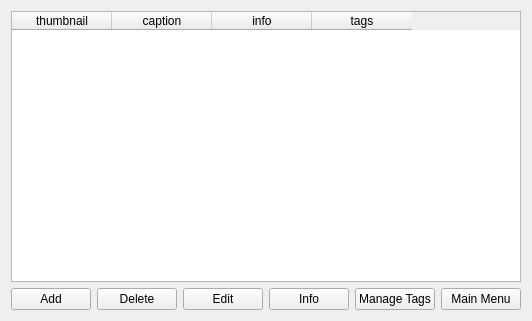
This is qt/apps/configurator/forms/pictures.ui in Wolframe/qtClient as Qt 5 draws it before an edit. The edited form follows.
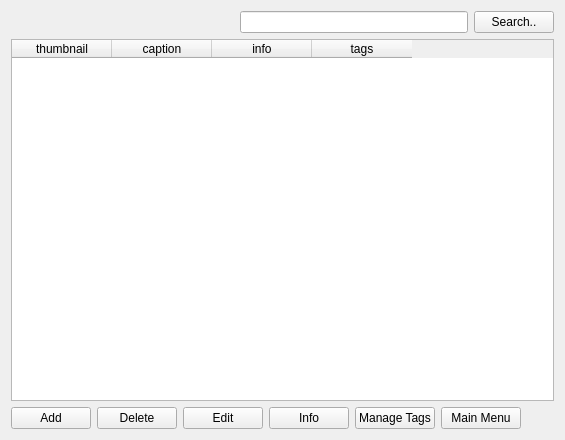
This is the edited form.

Commit message: preparations in qtclient for picture tag search: - initialFocus property, so the the search field is always focused - added propagation of states in QLineEdit - some rearangements on how global variables are substituted in   widgets and not only in forms

```diff
--- a/qt/apps/configurator/forms/pictures.ui
+++ b/qt/apps/configurator/forms/pictures.ui
@@ -6,75 +6,15 @@
    <rect>
     <x>0</x>
     <y>0</y>
-    <width>530</width>
-    <height>321</height>
+    <width>565</width>
+    <height>440</height>
    </rect>
   </property>
   <property name="windowTitle">
    <string>Form</string>
   </property>
   <layout class="QGridLayout" name="gridLayout">
-   <item row="0" column="0">
-    <widget class="QTableWidget" name="picture">
-     <property name="horizontalScrollBarPolicy">
-      <enum>Qt::ScrollBarAlwaysOff</enum>
-     </property>
-     <property name="alternatingRowColors">
-      <bool>true</bool>
-     </property>
-     <property name="selectionMode">
-      <enum>QAbstractItemView::SingleSelection</enum>
-     </property>
-     <property name="selectionBehavior">
-      <enum>QAbstractItemView::SelectRows</enum>
-     </property>
-     <property name="showGrid">
-      <bool>true</bool>
-     </property>
-     <property name="gridStyle">
-      <enum>Qt::DotLine</enum>
-     </property>
-     <property name="sortingEnabled">
-      <bool>true</bool>
-     </property>
-     <property name="doctype" stdset="0">
-      <string notr="true">PictureListRequest.simpleform</string>
-     </property>
-     <property name="rootelement" stdset="0">
-      <string notr="true">picture</string>
-     </property>
-     <property name="state" stdset="0">
-      <string notr="true">{global.pictureState}</string>
-     </property>
-     <attribute name="horizontalHeaderShowSortIndicator" stdset="0">
-      <bool>true</bool>
-     </attribute>
-     <attribute name="verticalHeaderStretchLastSection">
-      <bool>false</bool>
-     </attribute>
-     <column>
-      <property name="text">
-       <string>thumbnail</string>
-      </property>
-     </column>
-     <column>
-      <property name="text">
-       <string>caption</string>
-      </property>
-     </column>
-     <column>
-      <property name="text">
-       <string>info</string>
-      </property>
-     </column>
-     <column>
-      <property name="text">
-       <string>tags</string>
-      </property>
-     </column>
-    </widget>
-   </item>
-   <item row="1" column="0">
+   <item row="4" column="0">
     <layout class="QHBoxLayout" name="horizontalLayout">
      <item>
       <widget class="QPushButton" name="add">
@@ -196,6 +136,109 @@
      </item>
     </layout>
    </item>
+   <item row="3" column="0">
+    <widget class="QTableWidget" name="picture">
+     <property name="horizontalScrollBarPolicy">
+      <enum>Qt::ScrollBarAlwaysOff</enum>
+     </property>
+     <property name="alternatingRowColors">
+      <bool>true</bool>
+     </property>
+     <property name="selectionMode">
+      <enum>QAbstractItemView::SingleSelection</enum>
+     </property>
+     <property name="selectionBehavior">
+      <enum>QAbstractItemView::SelectRows</enum>
+     </property>
+     <property name="showGrid">
+      <bool>true</bool>
+     </property>
+     <property name="gridStyle">
+      <enum>Qt::DotLine</enum>
+     </property>
+     <property name="sortingEnabled">
+      <bool>true</bool>
+     </property>
+     <property name="doctype" stdset="0">
+      <string notr="true">PictureListRequest.simpleform</string>
+     </property>
+     <property name="rootelement" stdset="0">
+      <string notr="true">picture</string>
+     </property>
+     <property name="state" stdset="0">
+      <string notr="true">{global.pictureState}</string>
+     </property>
+     <attribute name="horizontalHeaderShowSortIndicator" stdset="0">
+      <bool>true</bool>
+     </attribute>
+     <attribute name="verticalHeaderStretchLastSection">
+      <bool>false</bool>
+     </attribute>
+     <column>
+      <property name="text">
+       <string>thumbnail</string>
+      </property>
+     </column>
+     <column>
+      <property name="text">
+       <string>caption</string>
+      </property>
+     </column>
+     <column>
+      <property name="text">
+       <string>info</string>
+      </property>
+     </column>
+     <column>
+      <property name="text">
+       <string>tags</string>
+      </property>
+     </column>
+    </widget>
+   </item>
+   <item row="0" column="0">
+    <layout class="QHBoxLayout" name="horizontalLayout_2">
+     <item>
+      <spacer name="horizontalSpacer_2">
+       <property name="orientation">
+        <enum>Qt::Horizontal</enum>
+       </property>
+       <property name="sizeHint" stdset="0">
+        <size>
+         <width>40</width>
+         <height>20</height>
+        </size>
+       </property>
+      </spacer>
+     </item>
+     <item>
+      <widget class="QLineEdit" name="search">
+       <property name="initialFocus" stdset="0">
+        <bool>true</bool>
+       </property>
+       <property name="state" stdset="0">
+        <string notr="true">{global.searchState}</string>
+       </property>
+      </widget>
+     </item>
+     <item>
+      <widget class="QPushButton" name="searchButton">
+       <property name="text">
+        <string>Search..</string>
+       </property>
+       <property name="form" stdset="0">
+        <string notr="true">pictures</string>
+       </property>
+       <property name="global.pictureState" stdset="0">
+        <string notr="true">{picture.state}</string>
+       </property>
+       <property name="global.searchState" stdset="0">
+        <string notr="true">{search.state}</string>
+       </property>
+      </widget>
+     </item>
+    </layout>
+   </item>
   </layout>
  </widget>
  <tabstops>
```
Left out of the diff: 23 changed lines with no effect on the pictures. The commit also changes 4 other files.
